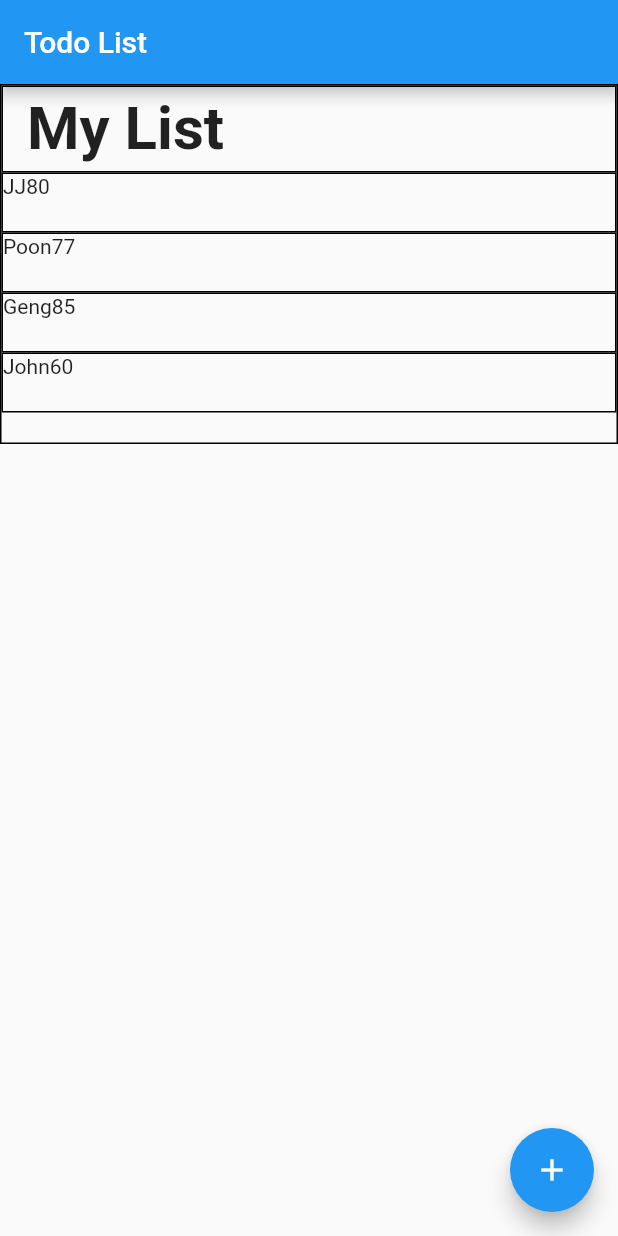
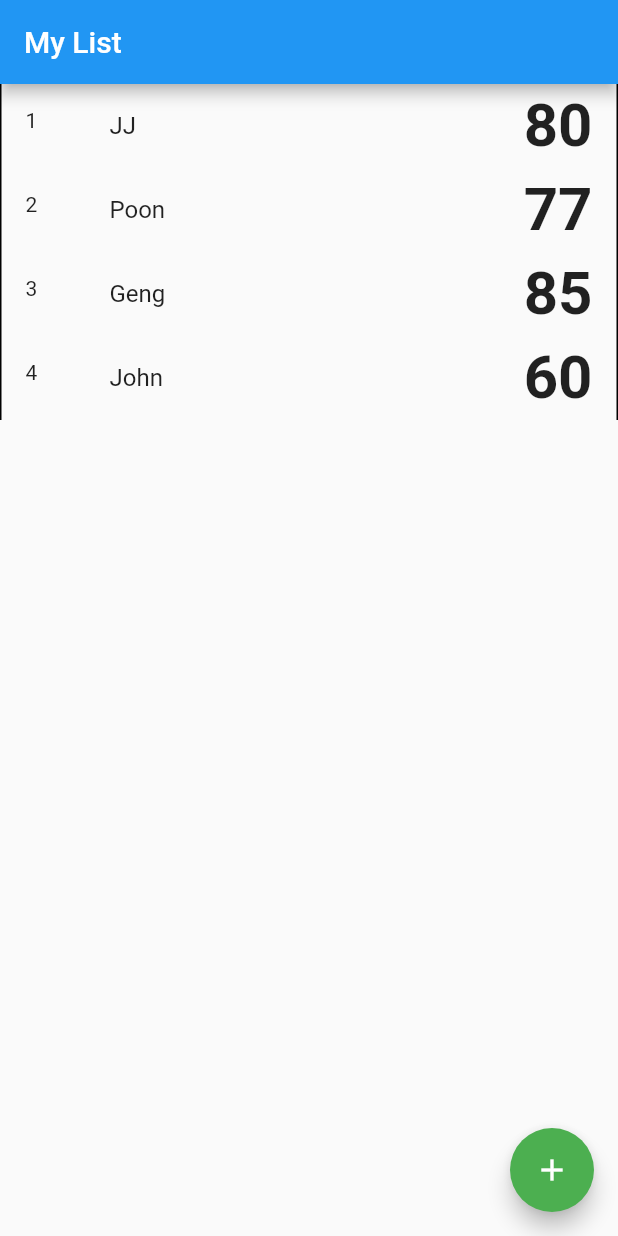
Before and after one commit to Cj-BoatPSU/assignment_score, a Flutter app: the screen it shows after launch, on a phone screen of 412 x 824 dp. Run offline on Flutter 3.47's test engine with Material 2 defaults, Android fonts, the phone set to English and light mode, and no system bars.

Commit message:
Add files via upload
progresstion

```diff
--- a/lib/config/routes.dart
+++ b/lib/config/routes.dart
@@ -1,5 +1,5 @@
 class AppRoutes {
-  static const home ='/';
-  static const show_score = '/show-score';
-  static const edit_score = '/edit-score';
+  static const home = '/';
+  static const show = '/show-page';
+  static const add = '/add-page';
 }
--- a/lib/main.dart
+++ b/lib/main.dart
@@ -1,164 +1,36 @@
 import 'package:assigement_1/config/routes.dart';
 import 'package:assigement_1/presentation/home_page.dart';
+import 'package:assigement_1/presentation/add_page.dart';
+import 'package:assigement_1/presentation/show_page.dart';
+
 import 'package:flutter/material.dart';
 
 void main() {
-  runApp(TodoApp());
+  runApp(MyApp());
 }
 
-class TodoApp extends StatelessWidget {
+class MyApp extends StatelessWidget{
   @override
-  Widget build(BuildContext context) {
+  Widget build(BuildContext context){
     return MaterialApp(
-      title: 'Todo List',
-      home: TodoList(),
-    );
-  }
-}
-
-class TodoList extends StatefulWidget {
-  @override
-  createState() => new TodoListState();
-}
-
-class TodoListState extends State<TodoList> {
-  @override
-  List<String> _todoItems = [];
-  List<Map> _todoStart = [
-    {"name": 'JJ', "score": "80"},
-    {"name": 'Poon', "score": "77"},
-    {"name": "Geng", "score": "85"},
-    {"name": "John", "score": "60"}
-  ];
-
-  // This will be called each time the + button is pressed
-  void _addTodoItem() {
-    // Putting our code inside "setState" tells the app that our state has changed, and
-    // it will automatically re-render the list
-    setState(() {
-      int index = _todoItems.length;
-      _todoItems.add('Item ' + index.toString());
-    });
-  }
-
-  // Build the whole list of todo items
-  Widget _buildTodoList() {
-    return new ListView.builder(
-      itemBuilder: (context, index) {
-        if (index < _todoItems.length) {
-          return _buildTodoItem();
-        }
+      debugShowCheckedModeBanner: false,
+      title: 'Navigator',
+      //home: HomeScreen(), is optional
+      routes: {
+        AppRoutes.home: (context) => HomeScreen(),
+        //AppRoutes.show: (context) => ShowPageScreen(),
+        AppRoutes.add: (context) => AddScreen(),
       },
+      onGenerateRoute: _registerRWP,
     );
   }
 
-  // Build a single todo item
-  Widget _buildTodoItem() {
-    var _people = _todoStart;
-    return new ListView(
-      children: _people
-          .map((person) => Row(
-                children: [
-                  Text(person["name"]),
-                  Text(person["score"]),
-                ],
-              ))
-          .toList(),
-    );
-  }
-
-  Widget _initpage() {
-    var _people_1 = _todoStart;
-    return Column(
-      children: <Widget>[
-        Container(
-          child: ListView(
-            children: [
-              Container(
-                child: ListTile(
-                  title: Text("My List",
-                      style:
-                          TextStyle(fontWeight: FontWeight.bold, fontSize: 40)),
-                ),
-                decoration: BoxDecoration(border: Border.all()),
-              ),
-              Container(
-                child: ListView(
-                  children: [
-                     Row(
-                        children: [
-                          Text(_people_1[0]["name"]),
-                          Text(_people_1[0]["score"]),
-                        ],
-                      ),
-                  ]
-                ),
-                height: 40,
-                decoration: BoxDecoration(border: Border.all()),
-              ),
-              Container(
-                child: ListView(
-                  children: [
-                     Row(
-                        children: [
-                          Text(_people_1[1]["name"]),
-                          Text(_people_1[1]["score"]),
-                        ],
-                      ),
-                  ]
-                ),
-                height: 40,
-                decoration: BoxDecoration(border: Border.all()),
-              ),
-              Container(
-                child: ListView(
-                  children: [
-                     Row(
-                        children: [
-                          Text(_people_1[2]["name"]),
-                          Text(_people_1[2]["score"]),
-                        ],
-                      ),
-                  ]
-                ),
-                height: 40,
-                decoration: BoxDecoration(border: Border.all()),
-              ),
-              Container(
-                child: ListView(
-                  children: [
-                     Row(
-                        children: [
-                          Text(_people_1[3]["name"]),
-                          Text(_people_1[3]["score"]),
-                        ],
-                      ),
-                  ]
-                ),
-                height: 40,
-                decoration: BoxDecoration(border: Border.all()),
-              ),
-            ],
-
-          ),
-          height: 240,
-          decoration: BoxDecoration(border: Border.all()),
-        ),
-      ],
-    );
-  }
-
-  Widget build(BuildContext context) {
-    return Scaffold(
-      appBar: AppBar(
-        title: Text('Todo List'),
-      ),
-      body: _initpage(),
-      floatingActionButton: new FloatingActionButton(
-        onPressed: _addTodoItem,
-        tooltip: 'Add task',
-        child: Icon(Icons.add),
-      ),
-    );
+  Route _registerRWP(RouteSettings settings){
+    if(settings.name == AppRoutes.show){
+      return MaterialPageRoute(builder: (context){
+        ShowPageParameter param = settings.arguments;
+        return ShowPageScreen(title: param.title, score: param.score);
+      });
+    }
   }
 }
--- a/lib/presentation/home_page.dart
+++ b/lib/presentation/home_page.dart
@@ -1,16 +1,52 @@
+import 'package:flutter/cupertino.dart';
 import 'package:flutter/material.dart';
+import 'package:assigement_1/config/routes.dart';
+import 'package:assigement_1/presentation/show_page.dart';
 
-class Homepage extends StatelessWidget {
+List<Map> persons = [
+  {"name": "JJ", "score": "80"},
+  {"name": "Poon", "score": "77"},
+  {"name": "Geng", "score": "85"},
+  {"name": "John", "score": "60"}
+];
+
+class HomeScreen extends StatelessWidget {
   @override
   Widget build(BuildContext context) {
     return Scaffold(
       appBar: AppBar(
-        title: const Text('Home'),
+        title: Text("My List"),
       ),
-      body: Center(
-        child: Text('Hello World'),
+      body: ListView(
+        children: <Widget>[
+          for (int index = 0; index < persons.length; index++)
+            GestureDetector(
+              onTap: () {
+                Navigator.of(context)
+                    .pushNamed(AppRoutes.show, arguments: ShowPageParameter(persons[index]["name"],persons[index]["score"]));
+              },
+              child: Container(
+                child: ListTile(
+                  leading: Text("${index + 1}"),
+                  title: Text("${persons[index]["name"]}"),
+                  trailing: Text(
+                    "${persons[index]["score"]}",
+                    style: TextStyle(fontSize: 40, fontWeight: FontWeight.bold),
+                  ),
+                ),
+                decoration: BoxDecoration(border: Border.symmetric(vertical: BorderSide(color: Colors.black) )),
+
+              ),
+            ),
+        ],
       ),
-
+      floatingActionButton: FloatingActionButton(
+        onPressed: () {
+          Navigator.of(context).pushNamed(AppRoutes.add);
+        },
+        child: Icon(Icons.add),
+        backgroundColor: Colors.green,
+      ),
     );
   }
 }
```
Also changed, not shown: lib/presentation/add_page.dart (added, +113 -0 lines), lib/presentation/show_page.dart (added, +113 -0 lines).
